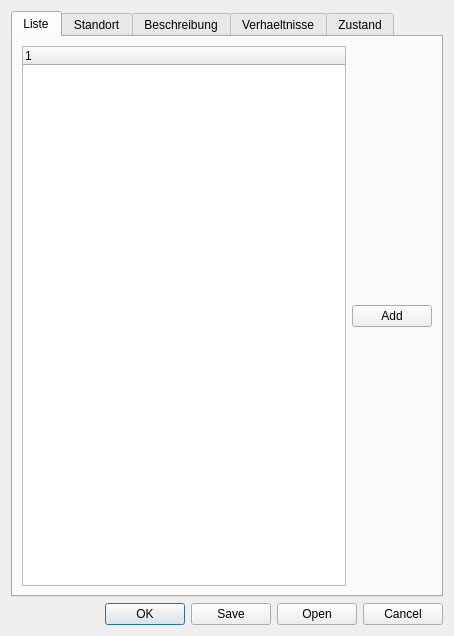
The window that UI/treedialog.ui (hubertqtraf/QtOSMTraffic) describes before a commit, drawn with Qt 5.
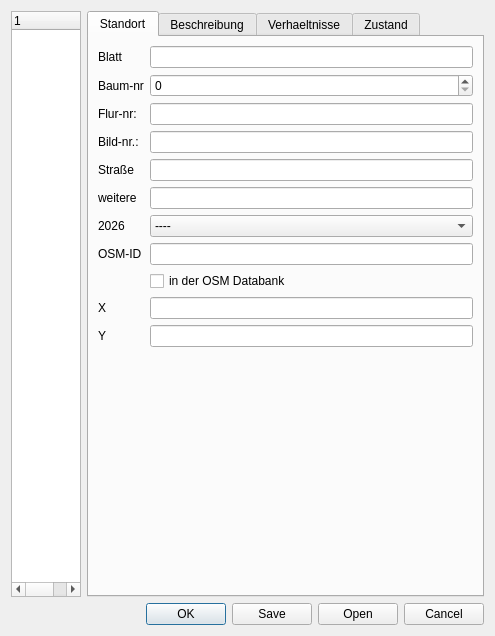
The same window after the commit. The open tabs and pages were chosen to show the change.

Commit message: move list element from tab to base dialog widget

Patch:
```diff
--- a/UI/treedialog.ui
+++ b/UI/treedialog.ui
@@ -14,7 +14,7 @@
    <string>Tree</string>
   </property>
   <layout class="QGridLayout" name="gridLayout">
-   <item row="3" column="0">
+   <item row="3" column="1">
     <widget class="QDialogButtonBox" name="buttonBox">
      <property name="orientation">
       <enum>Qt::Orientation::Horizontal</enum>
@@ -25,23 +25,6 @@
     </widget>
    </item>
    <item row="0" column="0">
-    <widget class="QTabWidget" name="tree_tab">
-     <property name="currentIndex">
-      <number>2</number>
-     </property>
-     <widget class="QWidget" name="tab_3">
-      <attribute name="title">
-       <string>Liste</string>
-      </attribute>
-      <layout class="QGridLayout" name="gridLayout_6">
-       <item row="1" column="1">
-        <widget class="QPushButton" name="pushButton">
-         <property name="text">
-          <string>Add</string>
-         </property>
-        </widget>
-       </item>
-       <item row="1" column="0">
         <widget class="QTreeWidget" name="treeWidget">
          <column>
           <property name="text">
@@ -50,8 +33,11 @@
          </column>
         </widget>
        </item>
-      </layout>
-     </widget>
+   <item row="0" column="1">
+    <widget class="QTabWidget" name="tree_tab">
+     <property name="currentIndex">
+      <number>0</number>
+     </property>
      <widget class="QWidget" name="pos">
       <attribute name="title">
        <string>Standort</string>
```
Lines whose indentation alone changed are shown as unchanged. The commit also changes 1 other file.
